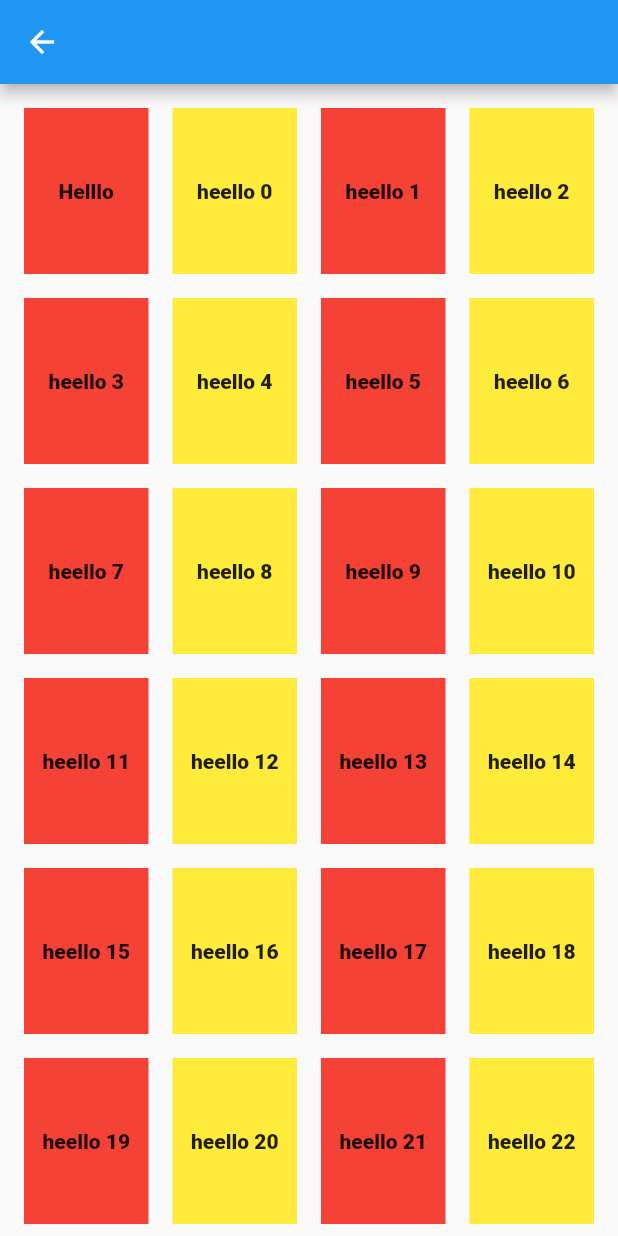
After one commit to nduc86686/units, a Flutter app: the GirdWidget screen opened by its route, on a phone screen of 412 x 824 dp. The commit adds this screen. Run offline on Flutter 3.47's test engine with Material 2 defaults, Android fonts, the phone set to English and light mode, and no system bars.

Commit message:
commit-m

```diff
--- /dev/null
+++ b/lib/widget/gird_view_widget.dart
@@ -0,0 +1,59 @@
+import 'package:flutter/cupertino.dart';
+import 'package:flutter/material.dart';
+
+class GirdWidget extends StatefulWidget {
+  const GirdWidget({Key key}) : super(key: key);
+  static String routeName = '/widget/GirdWidget';
+
+  @override
+  State<GirdWidget> createState() => _RowWidgetState();
+}
+
+class _RowWidgetState extends State<GirdWidget> {
+  final List<String> list = [
+    'Helllo',
+  ];
+
+  @override
+  void initState() {
+    for (int i = 0; i < 50; i++) {
+      String object = 'heello ${i}';
+      list.add(object);
+    }
+    super.initState();
+  }
+
+  @override
+  Widget build(BuildContext context) {
+    return Scaffold(
+      appBar: AppBar(),
+      body: Scaffold(
+          body: Container(
+        child: GridView.builder(
+          padding: EdgeInsets.all(16),
+          gridDelegate: const SliverGridDelegateWithFixedCrossAxisCount(
+            /// Tỉ lệ chiều-ngang/chiều-rộng của một item trong grid, ở đây width = 1.6 * height
+            /// Đây là kích thước của item,kiểu như cái ảnh 3*4 ấy
+            childAspectRatio: 3/4,
+
+            /// Số item trên một hàng ngang
+            crossAxisCount: 4,
+
+            /// Khoảng cách giữa các item trong hàng ngang
+            crossAxisSpacing: 16,
+
+            /// Khoảng cách giữa các hàng (giữa các item trong cột dọc)
+            mainAxisSpacing: 16,
+          ),
+          itemCount: list.length, // Số lượng item
+          itemBuilder: (BuildContext context, int) {
+            return Container(
+              color: int % 2 == 0 ? Colors.red : Colors.yellow,
+              child: Center(child: Text('${list[int]}')),
+            );
+          }, // Hàm render item
+        ),
+      )),
+    );
+  }
+}
```
Also changed, not shown: lib/main.dart (+20 -10 lines), lib/widget/image_widget.dart (added, +41 -0 lines), lib/widget/listview_widget.dart (added, +61 -0 lines).
